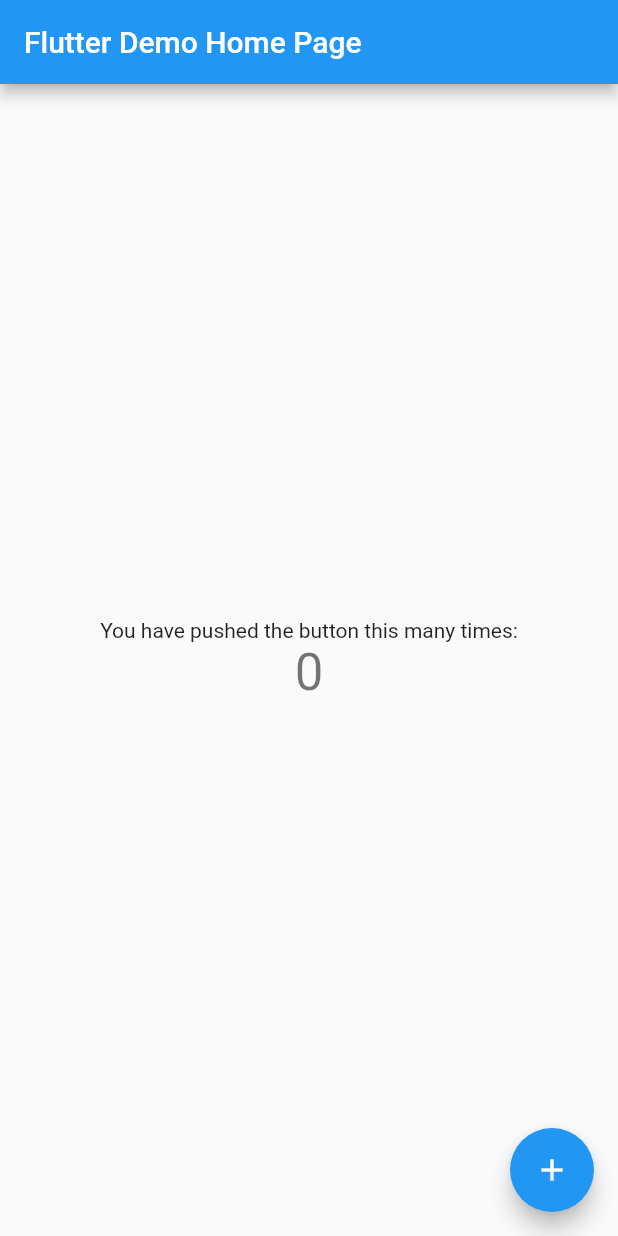
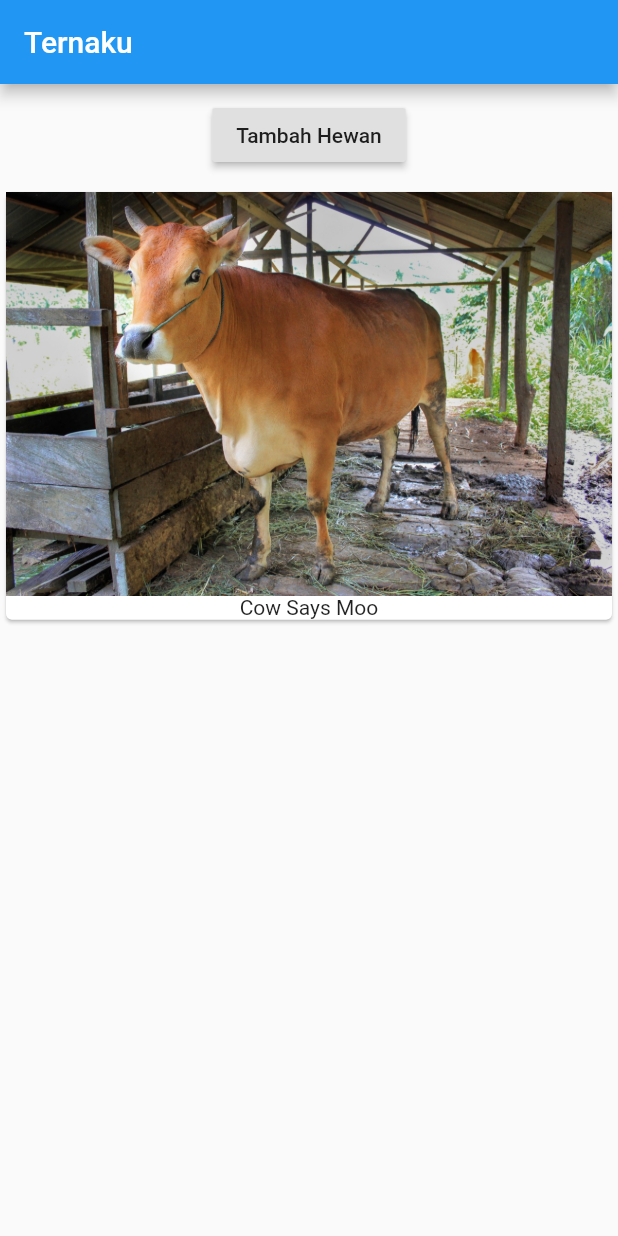
Before and after one commit to fullvelocity1/PSBO-Kel8, a Flutter app: the screen it shows after launch, on a phone screen of 412 x 824 dp. Run offline on Flutter 3.47's test engine with Material 2 defaults, Android fonts, the phone set to English and light mode, and no system bars.

Commit message:
tutorial-1

```diff
--- /dev/null
+++ b/ternaku/lib/animal_manager.dart
@@ -0,0 +1,44 @@
+import 'package:flutter/material.dart';
+import './animals.dart';
+
+class AnimalManager extends StatefulWidget {
+  final String startingAnimal;
+
+  AnimalManager(this.startingAnimal);
+
+  @override
+  State<StatefulWidget> createState() {
+    // TODO: implement createState
+    return _AnimalManagerState();
+  }
+}
+
+class _AnimalManagerState extends State<AnimalManager> {
+  List<String> _animals = [];
+
+  @override
+  void initState() {
+    _animals.add(widget.startingAnimal);
+    super.initState();
+  }
+
+  @override
+  Widget build(BuildContext context) {
+    return Column(
+      children: [
+        Container(
+          margin: EdgeInsets.all(10.0),
+          child: RaisedButton(
+            onPressed: () {
+              setState(() {
+                _animals.add('Sheep says Baa');
+              });
+            },
+            child: Text('Tambah Hewan'),
+          ),
+        ),
+        Animals(_animals),
+      ],
+    );
+  }
+}
--- /dev/null
+++ b/ternaku/lib/animals.dart
@@ -0,0 +1,23 @@
+import 'package:flutter/material.dart';
+
+class Animals extends StatelessWidget {
+  final List<String> animals;
+
+  Animals(this.animals);
+
+  @override
+  Widget build(BuildContext context) {
+    return Column(
+      children: animals
+          .map((element) => Card(
+                child: Column(
+                  children: <Widget>[
+                    Image.asset('assets/sapi.jpeg'),
+                    Text(element)
+                  ],
+                ),
+              ))
+          .toList(),
+    );
+  }
+}
--- a/ternaku/lib/main.dart
+++ b/ternaku/lib/main.dart
@@ -1,115 +1,18 @@
 import 'package:flutter/material.dart';
+import './animal_manager.dart';
 
-void main() {
-  runApp(const MyApp());
-}
+void main() => runApp(MyApp());
 
 class MyApp extends StatelessWidget {
-  const MyApp({Key? key}) : super(key: key);
-
-  // This widget is the root of your application.
   @override
   Widget build(BuildContext context) {
     return MaterialApp(
-      title: 'Flutter Demo',
-      theme: ThemeData(
-        // This is the theme of your application.
-        //
-        // Try running your application with "flutter run". You'll see the
-        // application has a blue toolbar. Then, without quitting the app, try
-        // changing the primarySwatch below to Colors.green and then invoke
-        // "hot reload" (press "r" in the console where you ran "flutter run",
-        // or simply save your changes to "hot reload" in a Flutter IDE).
-        // Notice that the counter didn't reset back to zero; the application
-        // is not restarted.
-        primarySwatch: Colors.blue,
+      home: Scaffold(
+        appBar: AppBar(
+          title: Text('Ternaku'),
+        ),
+        body: AnimalManager('Cow Says Moo'),
       ),
-      home: const MyHomePage(title: 'Flutter Demo Home Page'),
     );
   }
 }
-
-class MyHomePage extends StatefulWidget {
-  const MyHomePage({Key? key, required this.title}) : super(key: key);
-
-  // This widget is the home page of your application. It is stateful, meaning
-  // that it has a State object (defined below) that contains fields that affect
-  // how it looks.
-
-  // This class is the configuration for the state. It holds the values (in this
-  // case the title) provided by the parent (in this case the App widget) and
-  // used by the build method of the State. Fields in a Widget subclass are
-  // always marked "final".
-
-  final String title;
-
-  @override
-  State<MyHomePage> createState() => _MyHomePageState();
-}
-
-class _MyHomePageState extends State<MyHomePage> {
-  int _counter = 0;
-
-  void _incrementCounter() {
-    setState(() {
-      // This call to setState tells the Flutter framework that something has
-      // changed in this State, which causes it to rerun the build method below
-      // so that the display can reflect the updated values. If we changed
-      // _counter without calling setState(), then the build method would not be
-      // called again, and so nothing would appear to happen.
-      _counter++;
-    });
-  }
-
-  @override
-  Widget build(BuildContext context) {
-    // This method is rerun every time setState is called, for instance as done
-    // by the _incrementCounter method above.
-    //
-    // The Flutter framework has been optimized to make rerunning build methods
-    // fast, so that you can just rebuild anything that needs updating rather
-    // than having to individually change instances of widgets.
-    return Scaffold(
-      appBar: AppBar(
-        // Here we take the value from the MyHomePage object that was created by
-        // the App.build method, and use it to set our appbar title.
-        title: Text(widget.title),
-      ),
-      body: Center(
-        // Center is a layout widget. It takes a single child and positions it
-        // in the middle of the parent.
-        child: Column(
-          // Column is also a layout widget. It takes a list of children and
-          // arranges them vertically. By default, it sizes itself to fit its
-          // children horizontally, and tries to be as tall as its parent.
-          //
-          // Invoke "debug painting" (press "p" in the console, choose the
-          // "Toggle Debug Paint" action from the Flutter Inspector in Android
-          // Studio, or the "Toggle Debug Paint" command in Visual Studio Code)
-          // to see the wireframe for each widget.
-          //
-          // Column has various properties to control how it sizes itself and
-          // how it positions its children. Here we use mainAxisAlignment to
-          // center the children vertically; the main axis here is the vertical
-          // axis because Columns are vertical (the cross axis would be
-          // horizontal).
-          mainAxisAlignment: MainAxisAlignment.center,
-          children: <Widget>[
-            const Text(
-              'You have pushed the button this many times:',
-            ),
-            Text(
-              '$_counter',
-              style: Theme.of(context).textTheme.headline4,
-            ),
-          ],
-        ),
-      ),
-      floatingActionButton: FloatingActionButton(
-        onPressed: _incrementCounter,
-        tooltip: 'Increment',
-        child: const Icon(Icons.add),
-      ), // This trailing comma makes auto-formatting nicer for build methods.
-    );
-  }
-}
```
Also changed, not shown: ternaku/pubspec.yaml (+3 -5 lines), ternaku/assets/sapi.jpeg (added).
